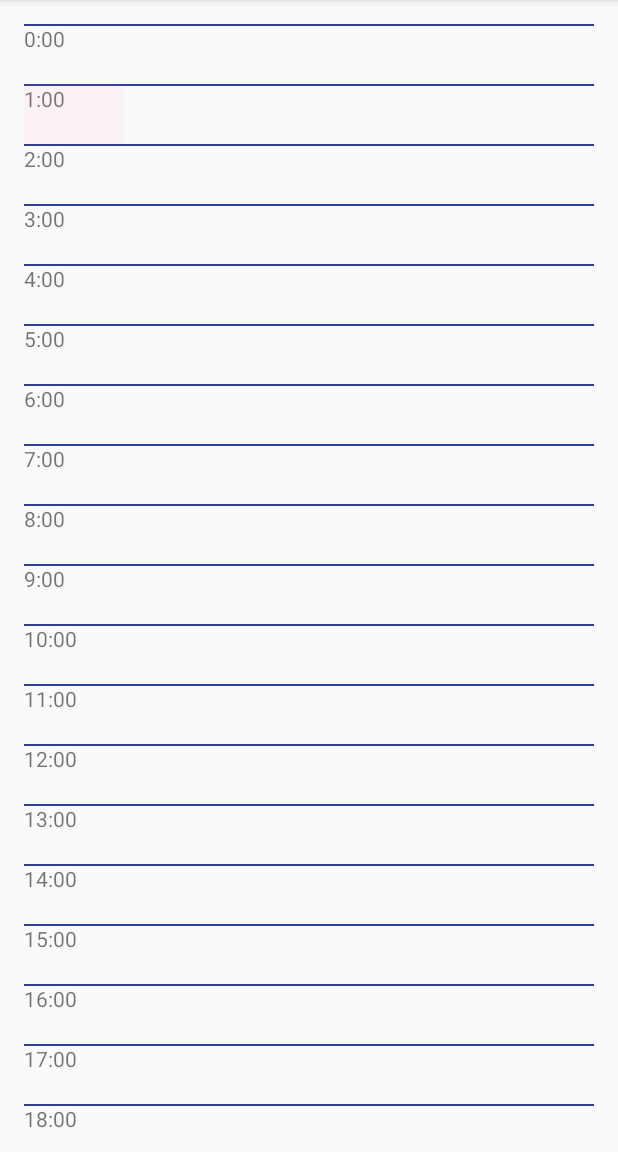
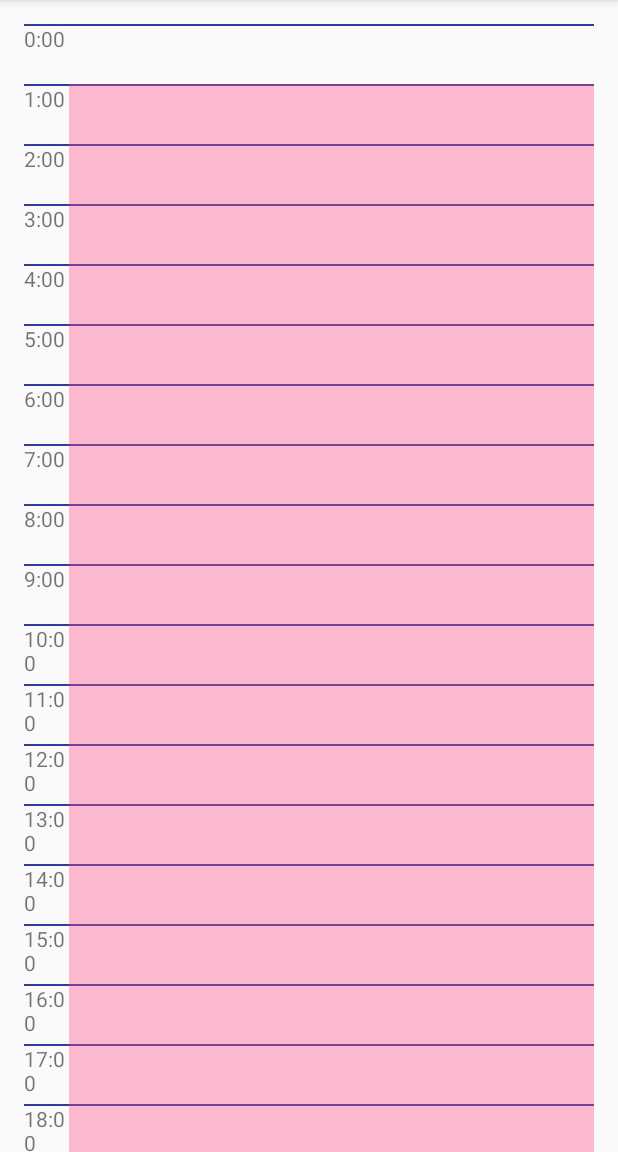
Before and after one commit to emeraldvision/Android-Scheduler, an Android app: the screen it shows after launch (CalendarActivity), on a phone screen of 412 x 824 dp, the part 84-1236 px from its top. Run offline under Robolectric (Android 15) with nearby library versions, the phone set to English and light mode, and no system bars.

Commit message:
refactoring task display to right of hours

```diff
--- a/app/build.gradle
+++ b/app/build.gradle
@@ -26,4 +26,8 @@ dependencies {
     })
     compile 'com.android.support:appcompat-v7:25.1.1'
     testCompile 'junit:junit:4.12'
+
+    // https://mvnrepository.com/artifact/joda-time/joda-time
+    compile group: 'joda-time', name: 'joda-time', version: '2.9.7'
+
 }
--- a/app/src/main/java/com/emeraldvision/scheduler/CalendarActivity.java
+++ b/app/src/main/java/com/emeraldvision/scheduler/CalendarActivity.java
@@ -8,6 +8,8 @@ import android.widget.RelativeLayout;
 import android.widget.TextView;
 
 public class CalendarActivity extends AppCompatActivity {
+
+    private Calendar myCalendar;
 
     @Override
     protected void onCreate(Bundle savedInstanceState) {
@@ -43,15 +45,17 @@ public class CalendarActivity extends AppCompatActivity {
         setTextOnView(R.id.time_22, R.string.time_22);
         setTextOnView(R.id.time_23, R.string.time_23);
 
+//        add single sample task
         RelativeLayout relativeLayout;
         relativeLayout = (RelativeLayout)findViewById(R.id.day);
         View task = new View(this);
         task.setBackgroundColor(getResources().getColor(R.color.colorAccent));
         RelativeLayout.LayoutParams taskParams = new RelativeLayout.LayoutParams(
-                100,
+                RelativeLayout.LayoutParams.WRAP_CONTENT,
                 RelativeLayout.LayoutParams.WRAP_CONTENT);
         taskParams.addRule(RelativeLayout.ALIGN_TOP, R.id.time_1);
-        taskParams.addRule(RelativeLayout.ABOVE, R.id.time_2);
+        taskParams.addRule(RelativeLayout.ABOVE, R.id.time_23);
+        taskParams.setMargins(getResources().getDimensionPixelSize(R.dimen.hour_width), 0, 0, 0);
         task.setLayoutParams(taskParams);
         relativeLayout.addView(task);
     }
--- a/app/src/main/res/layout/hour_layout.xml
+++ b/app/src/main/res/layout/hour_layout.xml
@@ -5,7 +5,7 @@
 
     <TextView
         android:id="@+id/time"
-        android:layout_width="wrap_content"
+        android:layout_width="@dimen/hour_width"
         android:layout_height="@dimen/hour_height" />
     <View
         android:layout_width="match_parent"
--- a/app/src/main/res/values/colors.xml
+++ b/app/src/main/res/values/colors.xml
@@ -2,5 +2,5 @@
 <resources>
     <color name="colorPrimary">#3F51B5</color>
     <color name="colorPrimaryDark">#303F9F</color>
-    <color name="colorAccent">#0AFF4081</color>
+    <color name="colorAccent">#5AFF4081</color>
 </resources>
--- a/app/src/main/res/values/dimens.xml
+++ b/app/src/main/res/values/dimens.xml
@@ -2,6 +2,7 @@
     <!-- Default screen margins, per the Android Design guidelines. -->
     <dimen name="activity_horizontal_margin">16dp</dimen>
     <dimen name="activity_vertical_margin">16dp</dimen>
+    <dimen name="hour_width">30dp</dimen>
     <dimen name="hour_height">40dp</dimen>
     <dimen name="line_height">1dp</dimen>
 </resources>
```
